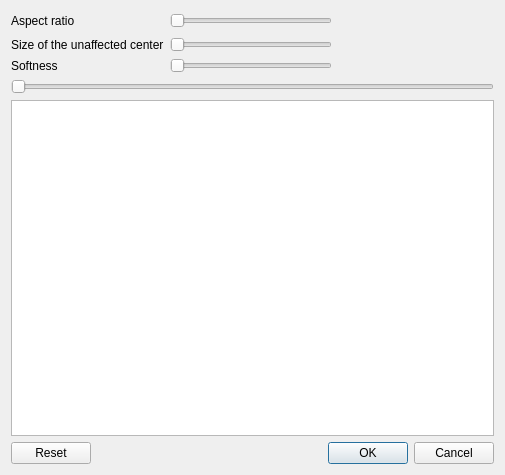
First picture: the form in avidemux_plugins/ADM_videoFilters6/artVignette/qt4/artVignette.ui, repository mean00/avidemux2, before the edit.
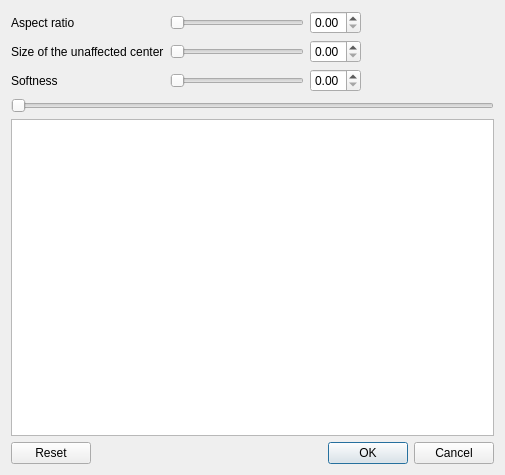
Second picture: the form after the edit. Custom widgets are drawn as their Qt base class.

Commit message: [artVignette] add coupled spinboxes

The edit to the form file:
```diff
--- a/avidemux_plugins/ADM_videoFilters6/artVignette/qt4/artVignette.ui
+++ b/avidemux_plugins/ADM_videoFilters6/artVignette/qt4/artVignette.ui
@@ -88,7 +88,7 @@
        </property>
       </widget>
      </item>
-     <item row="0" column="2">
+     <item row="0" column="3">
       <spacer name="panelSpacer">
        <property name="orientation">
         <enum>Qt::Horizontal</enum>
@@ -101,6 +101,36 @@
        </property>
       </spacer>
      </item>
+     <item row="0" column="2">
+      <widget class="QDoubleSpinBox" name="doubleSpinBoxAspect">
+       <property name="maximum">
+        <double>1.000000000000000</double>
+       </property>
+       <property name="singleStep">
+        <double>0.010000000000000</double>
+       </property>
+      </widget>
+     </item>
+     <item row="1" column="2">
+      <widget class="QDoubleSpinBox" name="doubleSpinBoxCenter">
+       <property name="maximum">
+        <double>1.000000000000000</double>
+       </property>
+       <property name="singleStep">
+        <double>0.010000000000000</double>
+       </property>
+      </widget>
+     </item>
+     <item row="2" column="2">
+      <widget class="QDoubleSpinBox" name="doubleSpinBoxSoft">
+       <property name="maximum">
+        <double>1.000000000000000</double>
+       </property>
+       <property name="singleStep">
+        <double>0.010000000000000</double>
+       </property>
+      </widget>
+     </item>
     </layout>
    </item>
    <item>
```
The commit also changes 2 other files.
